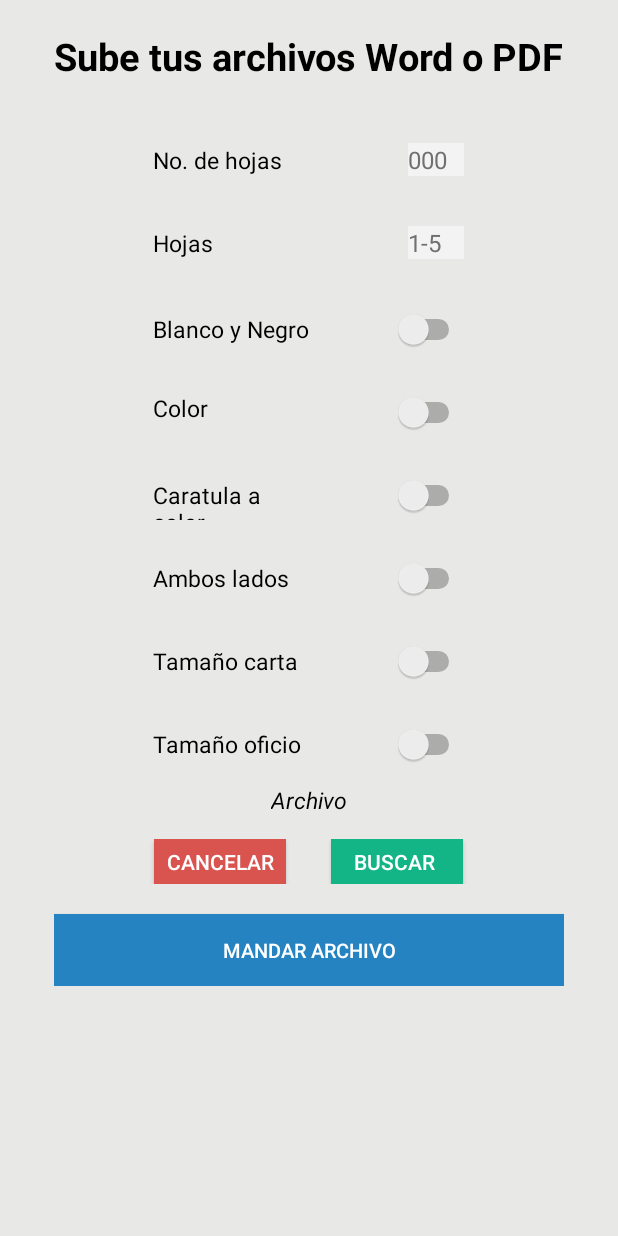
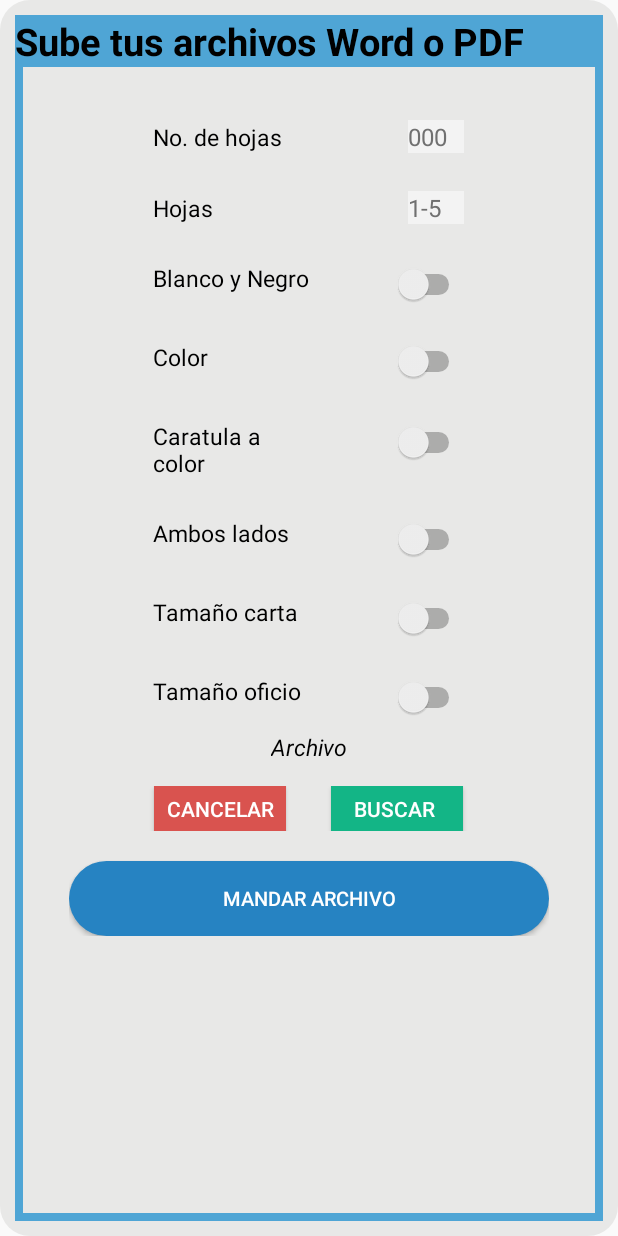
Before and after one commit to DevWorms/HurryApp, an Android app: the MainActivity screen opened directly, with no data from a screen before it, on a phone screen of 412 x 824 dp. Run offline under Robolectric (Android 15) with nearby library versions, the phone set to English and light mode, and no system bars.

Commit message:
Diseño
Mejora de diseño empezado

```diff
--- a/HurryApp-Andoid/app/src/main/java/com/salvador/devworms/hurryapp/Compra.java
+++ b/HurryApp-Andoid/app/src/main/java/com/salvador/devworms/hurryapp/Compra.java
@@ -129,7 +129,7 @@ public class Compra extends Fragment {
 
                 ubicacion= "";
                 nombre="";
-                txtRuta.setText("");
+                txtRuta.setText("Archivo");
             }
         });
         btnMandar.setOnClickListener(new View.OnClickListener(){
--- a/HurryApp-Andoid/app/src/main/java/com/salvador/devworms/hurryapp/Recarga.java
+++ b/HurryApp-Andoid/app/src/main/java/com/salvador/devworms/hurryapp/Recarga.java
@@ -12,15 +12,20 @@ import android.widget.Button;
  */
 public class Recarga extends Fragment {
     Button btnpaypal;
+    ConecInternet conectado=new ConecInternet();
     public View onCreateView(LayoutInflater inflater, ViewGroup container, Bundle savedInstanceState) {
         View view = inflater.inflate(R.layout.fragment_recarga, container, false);
         btnpaypal=(Button)view.findViewById(R.id.btn_paypal);
         btnpaypal.setOnClickListener(new View.OnClickListener() {
             @Override
             public void onClick(View view) {
+                if (!conectado.verificaConexion(getActivity().getApplicationContext())) {
+                    conectado.dialgo(getActivity());
 
+                }else{
                 getFragmentManager().beginTransaction()
                         .replace(R.id.actividad, new Cantidad_Recarga()).commit();
+                }
             }
 
         });
--- /dev/null
+++ b/HurryApp-Andoid/app/src/main/res/drawable/margen.xml
@@ -0,0 +1,4 @@
+<shape xmlns:android="http://schemas.android.com/apk/res/android" android:shape="rectangle" >
+
+    <stroke android:width="5dip" android:color="#4fa5d5"/>
+</shape>
--- /dev/null
+++ b/HurryApp-Andoid/app/src/main/res/drawable/redondo.xml
@@ -0,0 +1,9 @@
+<?xml version="1.0" encoding="utf-8"?>
+<shape xmlns:android="http://schemas.android.com/apk/res/android"
+    android:shape="rectangle">
+    <size android:width="50dp"        android:height="50dp"></size>
+    <corners android:radius="100dp"></corners>
+    <solid android:color="#2683c2"></solid>
+
+
+</shape>
--- a/HurryApp-Andoid/app/src/main/res/layout/fragment_compra.xml
+++ b/HurryApp-Andoid/app/src/main/res/layout/fragment_compra.xml
@@ -1,25 +1,28 @@
 <RelativeLayout xmlns:android="http://schemas.android.com/apk/res/android"
     xmlns:tools="http://schemas.android.com/tools"
     android:layout_width="fill_parent"
-    android:layout_height="match_parent">
+    android:layout_height="match_parent"
+    android:background="@drawable/greybackground"
+   >
 
         <LinearLayout
             android:layout_width="fill_parent"
             android:layout_height="match_parent"
-            android:background="#e8e8e7"
+            android:background="@drawable/margen"
+
             android:orientation="vertical" >
 
 
             <TextView
-                android:layout_width="wrap_content"
+                android:layout_width="match_parent"
                 android:layout_height="wrap_content"
                 android:textColor="#000000"
                 android:text="Sube tus archivos Word o PDF"
                 android:id="@+id/textView2"
                 android:layout_gravity="center_horizontal"
-                android:layout_marginTop="20dp"
                 android:textSize="25dp"
-                android:textStyle="bold" />
+                android:textStyle="bold"
+                android:background="#4fa5d5" />
             <ScrollView xmlns:android="http://schemas.android.com/apk/res/android"
                 android:layout_width="fill_parent"
                 android:layout_height="wrap_content"
@@ -37,9 +40,8 @@
                     android:background="@drawable/greybackground"
                     >
                     <LinearLayout android:layout_width="fill_parent"
-                        android:layout_height="50dp"
+                        android:layout_height="wrap_content"
                         android:layout_marginLeft="16dp"
-                        android:layout_marginTop="5dp"
                         android:layout_marginRight="16dp"
                         android:layout_marginBottom="0dp"
                         android:orientation="horizontal"
@@ -53,7 +55,9 @@
                             android:textColor="#000000"
                             android:text="No. de hojas"
                             android:id="@+id/edt_nhojas"
-                            android:textSize="15dp" />
+                            android:textSize="15dp"
+                            android:gravity="left"
+                            android:textAlignment="viewStart" />
 
                         <EditText
                             android:layout_width="37dp"
@@ -66,12 +70,13 @@
                             android:hint="000"
                             android:textSize="16dp"
                             android:maxLength="3"
-                            android:textAlignment="center" />
+                            android:textAlignment="center"
+                            android:gravity="left"/>
 
 
                     </LinearLayout>
                     <LinearLayout android:layout_width="fill_parent"
-                        android:layout_height="50dp"
+                        android:layout_height="fill_parent"
                         android:layout_marginLeft="16dp"
                         android:layout_marginTop="5dp"
                         android:layout_marginRight="16dp"
@@ -87,7 +92,9 @@
                             android:textColor="#000000"
                             android:text="Hojas"
                             android:id="@+id/hojas"
-                            android:textSize="15dp" />
+                            android:textSize="15dp"
+                            android:gravity="left"
+                            android:textAlignment="viewStart" />
 
                         <EditText
                             android:layout_width="37dp"
@@ -100,12 +107,14 @@
                             android:hint="1-5"
                             android:textSize="16dp"
                             android:maxLength="3"
-                            android:textAlignment="center" />
+
+                            android:textAlignment="center"
+                            android:gravity="left"/>
 
 
                     </LinearLayout>
                     <LinearLayout android:layout_width="fill_parent"
-                        android:layout_height="50dp"
+                        android:layout_height="fill_parent"
                         android:layout_marginLeft="16dp"
                         android:layout_marginTop="5dp"
                         android:layout_marginRight="16dp"
@@ -121,17 +130,19 @@
                             android:textColor="#000000"
                             android:text="Blanco y Negro"
                             android:id="@+id/textView3"
-                            android:textSize="15dp" />
+                            android:textSize="15dp"
+                            android:gravity="left"/>
 
                         <Switch
                             android:layout_width="wrap_content"
                             android:layout_height="wrap_content"
                             android:id="@+id/sw_blayneg"
-                            android:layout_marginLeft="50dp" />
+                            android:layout_marginLeft="50dp"
+                            android:gravity="left"/>
                     </LinearLayout>
 
                     <LinearLayout android:layout_width="fill_parent"
-                        android:layout_height="50dp"
+                        android:layout_height="fill_parent"
                         android:layout_marginLeft="16dp"
                         android:layout_marginTop="5dp"
                         android:layout_marginRight="16dp"
@@ -156,10 +167,11 @@
                             android:layout_width="wrap_content"
                             android:layout_height="wrap_content"
                             android:id="@+id/sw_color"
-                            android:layout_marginLeft="50dp" />
+                            android:layout_marginLeft="50dp"
+                            android:gravity="left"/>
                     </LinearLayout>
                     <LinearLayout android:layout_width="fill_parent"
-                        android:layout_height="50dp"
+                        android:layout_height="fill_parent"
                         android:layout_marginLeft="16dp"
                         android:layout_marginTop="5dp"
                         android:layout_marginRight="16dp"
@@ -175,16 +187,18 @@
                             android:textColor="#000000"
                             android:text="Caratula a color"
                             android:id="@+id/textView11"
-                            android:textSize="15dp" />
+                            android:textSize="15dp"
+                            android:gravity="left"/>
 
                         <Switch
                             android:layout_width="wrap_content"
                             android:layout_height="wrap_content"
                             android:id="@+id/sw_carcolor"
-                            android:layout_marginLeft="50dp" />
+                            android:layout_marginLeft="50dp"
+                            android:gravity="left"/>
                     </LinearLayout>
                     <LinearLayout android:layout_width="fill_parent"
-                        android:layout_height="50dp"
+                        android:layout_height="fill_parent"
                         android:layout_marginLeft="16dp"
                         android:layout_marginTop="5dp"
                         android:layout_marginRight="16dp"
@@ -206,11 +220,12 @@
                             android:layout_width="wrap_content"
                             android:layout_height="wrap_content"
                             android:id="@+id/sw_amlad"
-                            android:layout_marginLeft="50dp" />
+                            android:layout_marginLeft="50dp"
+                            android:gravity="left"/>
                     </LinearLayout>
 
                     <LinearLayout android:layout_width="fill_parent"
-                        android:layout_height="50dp"
+                        android:layout_height="fill_parent"
                         android:layout_marginLeft="16dp"
                         android:layout_marginTop="5dp"
                         android:layout_marginRight="16dp"
@@ -226,16 +241,18 @@
                             android:textColor="#000000"
                             android:text="Tamaño carta"
                             android:id="@+id/textView6"
-                            android:textSize="15dp" />
+                            android:textSize="15dp"
+                            android:gravity="left"/>
 
                         <Switch
                             android:layout_width="wrap_content"
                             android:layout_height="wrap_content"
                             android:id="@+id/sw_carta"
-                            android:layout_marginLeft="50dp" />
+                            android:layout_marginLeft="50dp"
+                            android:gravity="left"/>
                     </LinearLayout>
                     <LinearLayout android:layout_width="fill_parent"
-                        android:layout_height="50dp"
+                        android:layout_height="fill_parent"
                         android:layout_marginLeft="16dp"
                         android:layout_marginTop="5dp"
                         android:layout_marginRight="16dp"
@@ -251,13 +268,15 @@
                             android:textColor="#000000"
                             android:text="Tamaño oficio"
                             android:id="@+id/textView7"
-                            android:textSize="15dp" />
+                            android:textSize="15dp"
+                            android:gravity="left"/>
 
                         <Switch
                             android:layout_width="wrap_content"
                             android:layout_height="wrap_content"
                             android:id="@+id/sw_oficio"
-                            android:layout_marginLeft="50dp" />
+                            android:layout_marginLeft="50dp"
+                            android:gravity="left"/>
                     </LinearLayout>
 
                         <TextView
@@ -268,7 +287,8 @@
                             android:id="@+id/ruta"
                             android:textSize="15dp"
                             android:textColor="#000000"
-                            android:textStyle="italic" />
+                            android:textStyle="italic"
+                            android:gravity="left"/>
                 <LinearLayout android:layout_width="fill_parent"
                     android:layout_height="50dp"
                     android:layout_marginLeft="16dp"
@@ -309,7 +329,7 @@
                         android:id="@+id/mandar"
                         android:textColor="#fff"
                         android:textSize="13dp"
-                        android:background="#2683c2"
+                        android:background="@drawable/redondo"
                         android:layout_marginTop="10dp" />
                 </LinearLayout>
             </ScrollView>
```
Also changed, not shown: HurryApp-Andoid/app/src/main/java/com/salvador/devworms/hurryapp/Cantidad_Recarga.java (+19 -6 lines), HurryApp-Andoid/app/src/main/res/drawable/editredondo.xml (added, +9 -0 lines), HurryApp-Andoid/app/src/main/res/layout/activity_login.xml (+20 -11 lines), HurryApp-Andoid/app/src/main/res/layout/fragment_cuenta.xml (+21 -11 lines), HurryApp-Andoid/app/src/main/res/layout/fragment_tiendas.xml (+25 -12 lines), HurryApp-Andoid/app/src/main/res/layout/nav_header_main.xml (+11 -6 lines).
